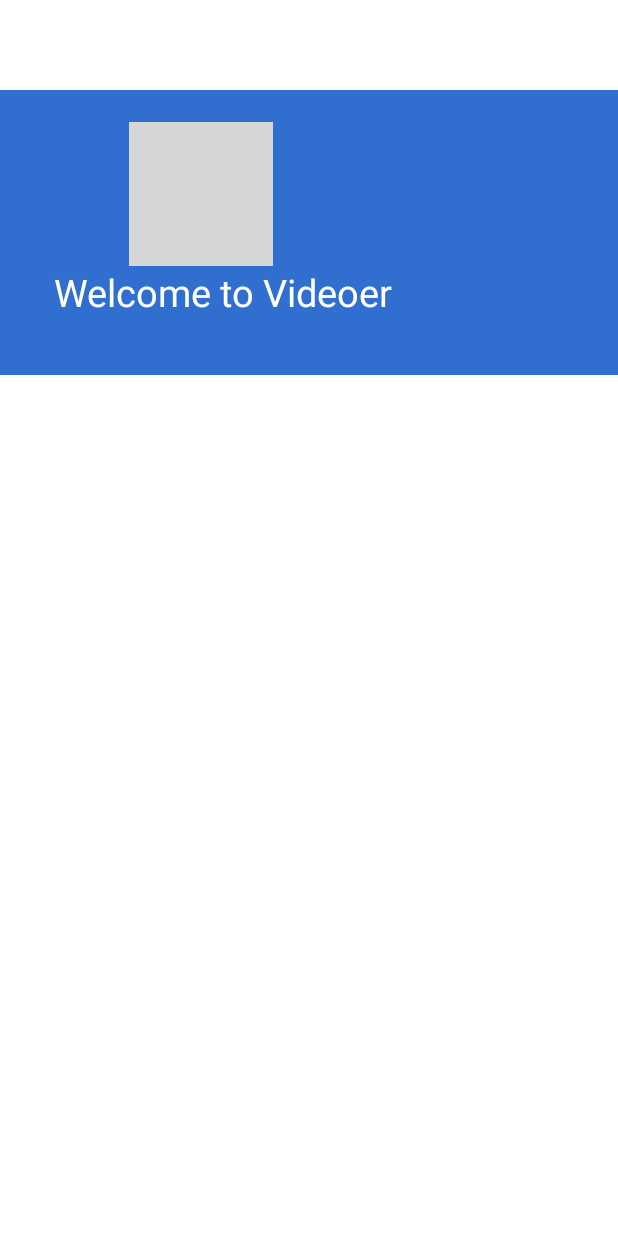
After one commit to zajiim/Videoer, an Android app: the layout nav_header.xml on its own in the app's theme, with its tools: preview values and no code run, on a phone screen of 412 x 824 dp. The commit adds this screen. Run offline under Robolectric (Android 15) with nearby library versions, the phone set to English and light mode, and no system bars; grey boxes are pictures that could not be loaded.

Commit message:
Added SideNavBar in UI

```diff
--- /dev/null
+++ b/app/src/main/res/drawable/about_icon.xml
@@ -0,0 +1,5 @@
+<vector android:height="24dp" android:tint="#000000"
+    android:viewportHeight="24" android:viewportWidth="24"
+    android:width="24dp" xmlns:android="http://schemas.android.com/apk/res/android">
+    <path android:fillColor="@android:color/white" android:pathData="M12,2C6.48,2 2,6.48 2,12s4.48,10 10,10 10,-4.48 10,-10S17.52,2 12,2zM13,17h-2v-6h2v6zM13,9h-2L11,7h2v2z"/>
+</vector>
--- /dev/null
+++ b/app/src/main/res/drawable/exit_icon.xml
@@ -0,0 +1,5 @@
+<vector android:height="24dp" android:tint="#000000"
+    android:viewportHeight="24" android:viewportWidth="24"
+    android:width="24dp" xmlns:android="http://schemas.android.com/apk/res/android">
+    <path android:fillColor="@android:color/white" android:pathData="M10.09,15.59L11.5,17l5,-5 -5,-5 -1.41,1.41L12.67,11H3v2h9.67l-2.58,2.59zM19,3H5c-1.11,0 -2,0.9 -2,2v4h2V5h14v14H5v-4H3v4c0,1.1 0.89,2 2,2h14c1.1,0 2,-0.9 2,-2V5c0,-1.1 -0.9,-2 -2,-2z"/>
+</vector>
--- /dev/null
+++ b/app/src/main/res/drawable/feedback_icon.xml
@@ -0,0 +1,5 @@
+<vector android:height="24dp" android:tint="#000000"
+    android:viewportHeight="24" android:viewportWidth="24"
+    android:width="24dp" xmlns:android="http://schemas.android.com/apk/res/android">
+    <path android:fillColor="@android:color/white" android:pathData="M20,2L4,2c-1.1,0 -1.99,0.9 -1.99,2L2,22l4,-4h14c1.1,0 2,-0.9 2,-2L22,4c0,-1.1 -0.9,-2 -2,-2zM13,14h-2v-2h2v2zM13,10h-2L11,6h2v4z"/>
+</vector>
--- /dev/null
+++ b/app/src/main/res/drawable/sort_icon.xml
@@ -0,0 +1,5 @@
+<vector android:height="24dp" android:tint="#000000"
+    android:viewportHeight="24" android:viewportWidth="24"
+    android:width="24dp" xmlns:android="http://schemas.android.com/apk/res/android">
+    <path android:fillColor="@android:color/white" android:pathData="M3,18h6v-2L3,16v2zM3,6v2h18L21,6L3,6zM3,13h12v-2L3,11v2z"/>
+</vector>
--- /dev/null
+++ b/app/src/main/res/drawable/themes_icon.xml
@@ -0,0 +1,5 @@
+<vector android:height="24dp" android:tint="#000000"
+    android:viewportHeight="24" android:viewportWidth="24"
+    android:width="24dp" xmlns:android="http://schemas.android.com/apk/res/android">
+    <path android:fillColor="@android:color/white" android:pathData="M12,3c-4.97,0 -9,4.03 -9,9s4.03,9 9,9c0.83,0 1.5,-0.67 1.5,-1.5 0,-0.39 -0.15,-0.74 -0.39,-1.01 -0.23,-0.26 -0.38,-0.61 -0.38,-0.99 0,-0.83 0.67,-1.5 1.5,-1.5L16,16c2.76,0 5,-2.24 5,-5 0,-4.42 -4.03,-8 -9,-8zM6.5,12c-0.83,0 -1.5,-0.67 -1.5,-1.5S5.67,9 6.5,9 8,9.67 8,10.5 7.33,12 6.5,12zM9.5,8C8.67,8 8,7.33 8,6.5S8.67,5 9.5,5s1.5,0.67 1.5,1.5S10.33,8 9.5,8zM14.5,8c-0.83,0 -1.5,-0.67 -1.5,-1.5S13.67,5 14.5,5s1.5,0.67 1.5,1.5S15.33,8 14.5,8zM17.5,12c-0.83,0 -1.5,-0.67 -1.5,-1.5S16.67,9 17.5,9s1.5,0.67 1.5,1.5 -0.67,1.5 -1.5,1.5z"/>
+</vector>
--- /dev/null
+++ b/app/src/main/res/layout/nav_header.xml
@@ -0,0 +1,28 @@
+<?xml version="1.0" encoding="utf-8"?>
+<LinearLayout xmlns:android="http://schemas.android.com/apk/res/android"
+    xmlns:tools="http://schemas.android.com/tools"
+    android:orientation="vertical"
+    android:layout_width="match_parent"
+    android:layout_height="190dp"
+    android:padding="16dp"
+    android:layout_marginTop="60dp"
+    android:background="@color/accent_blue">
+
+    <ImageView
+        android:layout_width="wrap_content"
+        android:layout_height="wrap_content"
+        android:contentDescription="@string/app_name"
+        android:src="@mipmap/ic_video_player_icon_foreground"
+        tools:ignore="ImageContrastCheck"
+        android:layout_marginTop="5dp"
+        android:layout_marginStart="70sp"/>
+    <TextView
+        android:layout_width="wrap_content"
+        android:layout_height="wrap_content"
+        android:textColor="@color/white"
+        android:textSize="25sp"
+
+        android:text="@string/nav_header_title"
+        android:layout_marginStart="20dp"/>
+
+</LinearLayout>
--- a/app/src/main/res/values/strings.xml
+++ b/app/src/main/res/values/strings.xml
@@ -11,4 +11,5 @@
     <string name="sort_order">Sort Order</string>
     <string name="exit">Exit</string>
     <string name="about">About</string>
+    <string name="nav_header_title">Welcome to Videoer</string>
 </resources>
```
Also changed, not shown: app/src/main/java/com/neon/videoer/MainActivity.kt (+32 -0 lines), app/src/main/res/layout/activity_main.xml (+15 -2 lines), app/src/main/res/menu/nav_menu.xml (added, +21 -0 lines).
